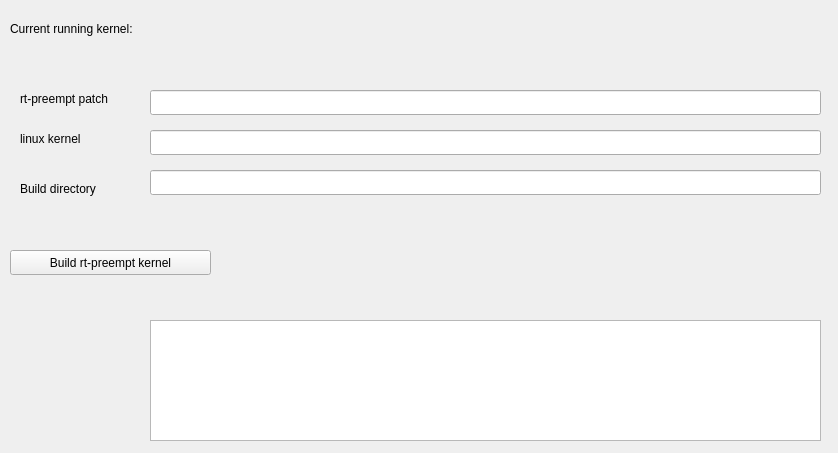
First picture: the form in resource/RosRtpreempt.ui, repository flobotics/ros2_galactic_rqt_rt_preempt, before the edit.
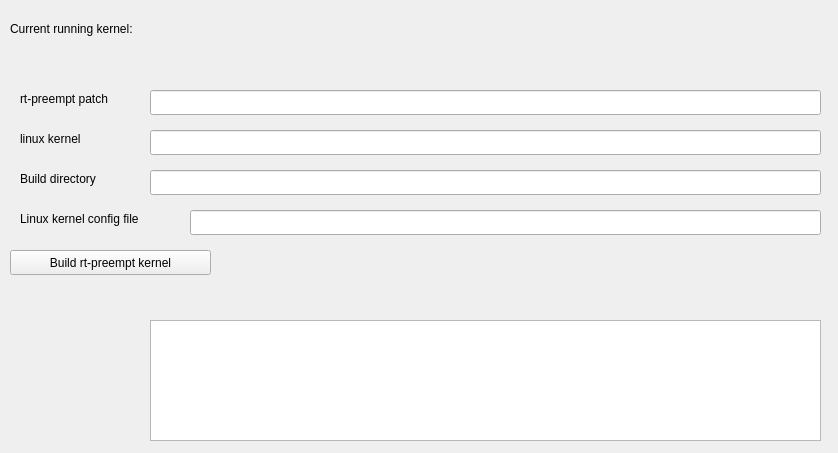
Second picture: the form after the edit.

What changed in the file:
```diff
--- a/resource/RosRtpreempt.ui
+++ b/resource/RosRtpreempt.ui
@@ -99,7 +99,7 @@
    <property name="geometry">
     <rect>
      <x>20</x>
-     <y>180</y>
+     <y>170</y>
      <width>111</width>
      <height>17</height>
     </rect>
@@ -118,6 +118,29 @@
     </rect>
    </property>
   </widget>
+  <widget class="QLabel" name="label_4">
+   <property name="geometry">
+    <rect>
+     <x>20</x>
+     <y>210</y>
+     <width>161</width>
+     <height>17</height>
+    </rect>
+   </property>
+   <property name="text">
+    <string>Linux kernel config file</string>
+   </property>
+  </widget>
+  <widget class="QLineEdit" name="lineEditKernelConfig">
+   <property name="geometry">
+    <rect>
+     <x>190</x>
+     <y>210</y>
+     <width>631</width>
+     <height>25</height>
+    </rect>
+   </property>
+  </widget>
  </widget>
  <resources/>
  <connections/>
```
